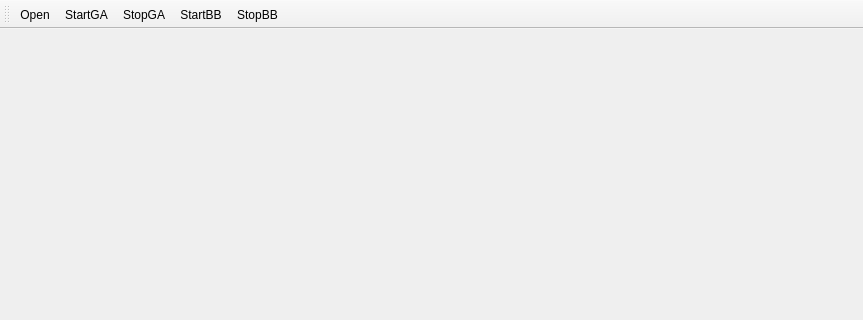
Before: the Qt Designer form forms/TSP_MainWindow.ui in MrModez/TSP_Project, drawn with Qt 5; both pictures show x 0 to 863 and y 0 to 320 of the 863 by 501 pixel window.
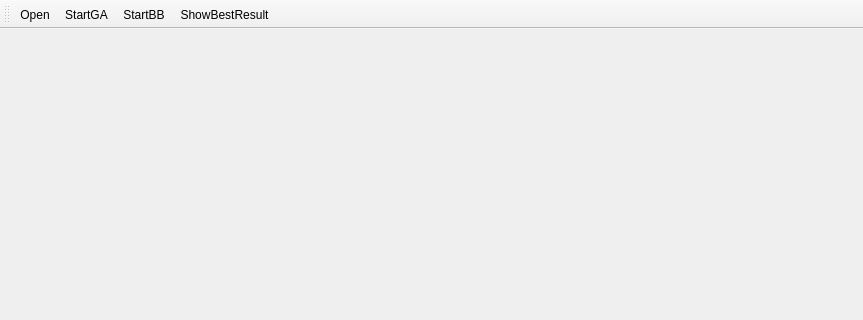
After: the same form once the commit is applied.

Commit message: Added best result output, redid action buttons

```diff
--- a/forms/TSP_MainWindow.ui
+++ b/forms/TSP_MainWindow.ui
@@ -33,9 +33,8 @@
    </attribute>
    <addaction name="actionOpen"/>
    <addaction name="actionStartGA"/>
-   <addaction name="actionStopGA"/>
    <addaction name="actionStartBB"/>
-   <addaction name="actionStopBB"/>
+   <addaction name="actionShowBestResult"/>
   </widget>
   <widget class="QStatusBar" name="statusBar"/>
   <action name="actionStartGA">
@@ -43,26 +42,24 @@
     <string>StartGA</string>
    </property>
   </action>
-  <action name="actionStopGA">
-   <property name="text">
-    <string>StopGA</string>
-   </property>
-  </action>
   <action name="actionStartBB">
    <property name="text">
     <string>StartBB</string>
    </property>
   </action>
-  <action name="actionStopBB">
-   <property name="text">
-    <string>StopBB</string>
-   </property>
-  </action>
   <action name="actionOpen">
    <property name="text">
     <string>Open</string>
    </property>
   </action>
+  <action name="actionShowBestResult">
+   <property name="checkable">
+    <bool>true</bool>
+   </property>
+   <property name="text">
+    <string>ShowBestResult</string>
+   </property>
+  </action>
  </widget>
  <layoutdefault spacing="6" margin="11"/>
  <resources/>
```
Left out of the diff: 6 changed lines with no effect on the pictures. The commit also changes 7 other files.
